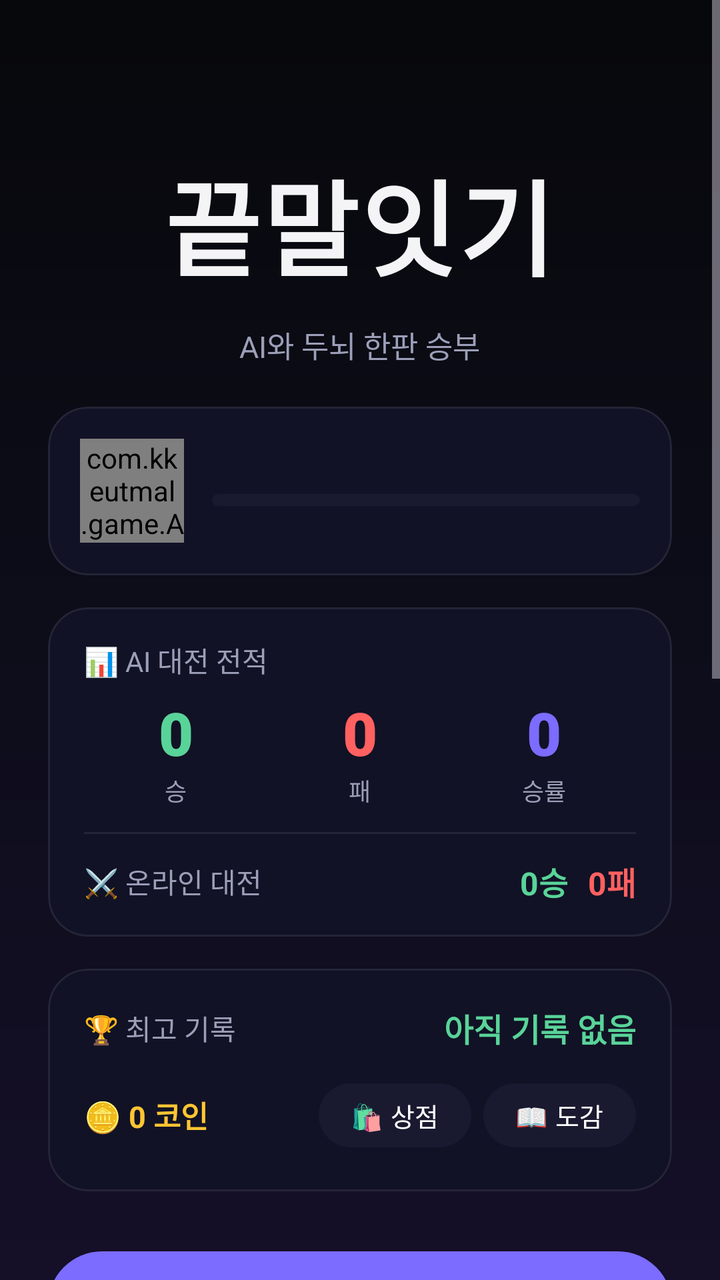
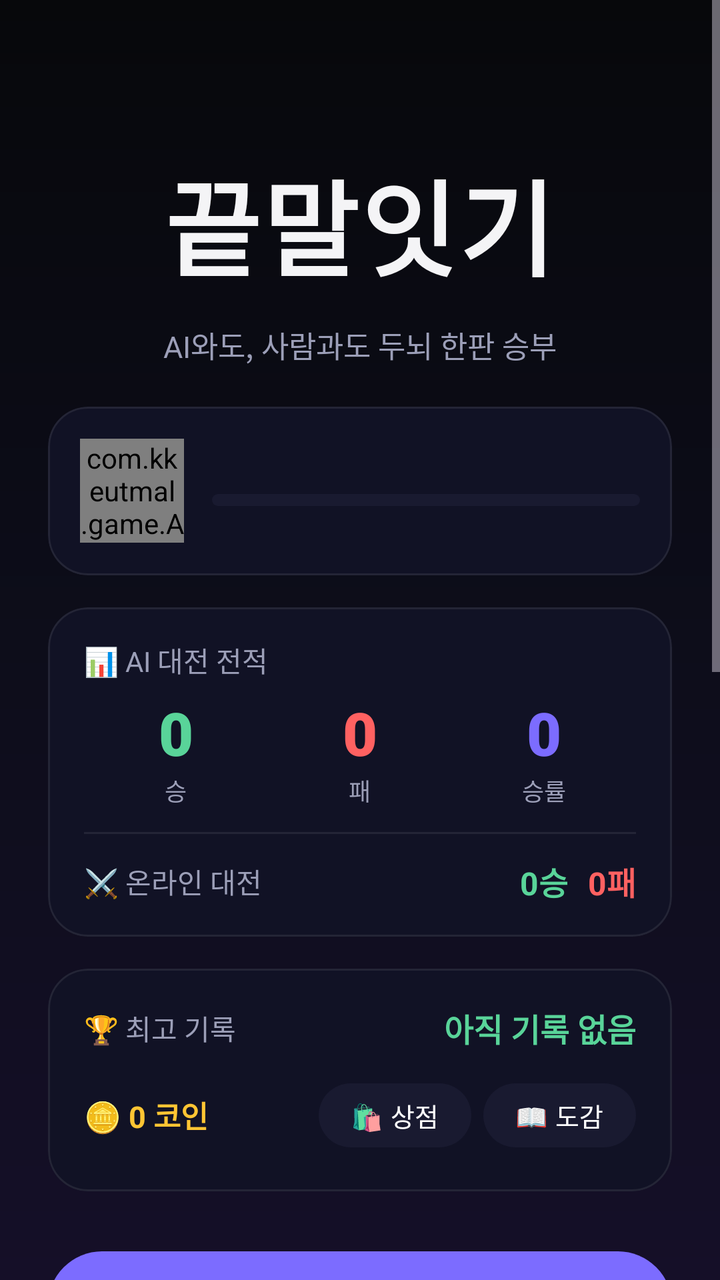

Two renders of the same Android screen: before a commit and after it. Below are the layout's source before the change and the commit's diff.
<!-- AndroidManifest.xml: application theme Theme.KKeutmal -->
<!-- res/layout/activity_main.xml -->
<?xml version="1.0" encoding="utf-8"?>
<LinearLayout xmlns:android="http://schemas.android.com/apk/res/android"
    xmlns:app="http://schemas.android.com/apk/res-auto"
    android:layout_width="match_parent"
    android:layout_height="match_parent"
    android:orientation="vertical">

<ScrollView
        android:layout_width="match_parent"
        android:layout_height="0dp"
        android:layout_weight="1"
    android:fillViewport="true"
    android:overScrollMode="never">

    <LinearLayout
        android:layout_width="match_parent"
        android:layout_height="wrap_content"
        android:orientation="vertical"
        android:gravity="center_horizontal"
        android:padding="24dp">

        <TextView
            android:id="@+id/tvTitle"
            android:layout_width="wrap_content"
            android:layout_height="wrap_content"
            android:layout_marginTop="44dp"
            android:paddingHorizontal="4dp"
            android:paddingVertical="6dp"
            android:text="@string/app_name"
            android:textColor="@color/text_primary"
            android:textSize="52sp"
            android:letterSpacing="0.02"
            android:fontFamily="sans-serif-black" />

        <TextView
            android:layout_width="wrap_content"
            android:layout_height="wrap_content"
            android:layout_marginTop="6dp"
            android:text="@string/subtitle"
            android:textColor="@color/text_dim"
            android:textSize="15sp" />

        <com.google.android.material.card.MaterialCardView
            android:layout_width="match_parent"
            android:layout_height="wrap_content"
            android:layout_marginTop="20dp"
            app:cardBackgroundColor="@color/surface"
            app:cardCornerRadius="20dp"
            app:strokeColor="@color/surface_stroke"
            app:strokeWidth="1dp"
            app:cardElevation="0dp">

            <LinearLayout
                android:layout_width="match_parent"
                android:layout_height="wrap_content"
                android:orientation="horizontal"
                android:gravity="center_vertical"
                android:padding="16dp">

                <com.kkeutmal.game.AvatarView
                    android:id="@+id/avatarMe"
                    android:layout_width="52dp"
                    android:layout_height="52dp" />

                <LinearLayout
                    android:layout_width="0dp"
                    android:layout_weight="1"
                    android:layout_height="wrap_content"
                    android:layout_marginStart="14dp"
                    android:orientation="vertical">

                    <TextView
                        android:id="@+id/tvLevelRank"
                        android:layout_width="wrap_content"
                        android:layout_height="wrap_content"
                        android:textColor="@color/text_primary"
                        android:textSize="16sp"
                        android:textStyle="bold" />

                    <com.google.android.material.progressindicator.LinearProgressIndicator
                        android:id="@+id/xpBar"
                        android:layout_width="match_parent"
                        android:layout_height="wrap_content"
                        android:layout_marginTop="6dp"
                        android:max="1000"
                        app:trackThickness="6dp"
                        app:trackCornerRadius="3dp"
                        app:trackColor="@color/chip_bg"
                        app:indicatorColor="@color/accent"
                        app:trackStopIndicatorSize="0dp" />

                    <TextView
                        android:id="@+id/tvXp"
                        android:layout_width="wrap_content"
                        android:layout_height="wrap_content"
                        android:layout_marginTop="4dp"
                        android:textColor="@color/text_dim"
                        android:textSize="11sp" />
                </LinearLayout>
            </LinearLayout>
        </com.google.android.material.card.MaterialCardView>

        
        <com.google.android.material.card.MaterialCardView
            android:layout_width="match_parent"
            android:layout_height="wrap_content"
            android:layout_marginTop="16dp"
            app:cardBackgroundColor="@color/surface"
            app:cardCornerRadius="20dp"
            app:strokeColor="@color/surface_stroke"
            app:strokeWidth="1dp"
            app:cardElevation="0dp">

            <LinearLayout
                android:layout_width="match_parent"
                android:layout_height="wrap_content"
                android:orientation="vertical"
                android:paddingHorizontal="18dp"
                android:paddingVertical="16dp">

                <LinearLayout
                    android:layout_width="match_parent"
                    android:layout_height="wrap_content"
                    android:gravity="center_vertical"
                    android:orientation="horizontal">

                    <TextView
                        android:layout_width="0dp"
                        android:layout_height="wrap_content"
                        android:layout_weight="1"
                        android:text="📊 AI 대전 전적"
                        android:textColor="@color/text_dim"
                        android:textSize="14sp" />

                    <TextView
                        android:id="@+id/tvStreak"
                        android:layout_width="wrap_content"
                        android:layout_height="wrap_content"
                        android:background="@drawable/bubble_sys"
                        android:paddingHorizontal="10dp"
                        android:paddingVertical="4dp"
                        android:textColor="@color/warn"
                        android:textSize="13sp"
                        android:textStyle="bold"
                        android:visibility="gone" />
                </LinearLayout>

                <LinearLayout
                    android:id="@+id/rowRecord"
                    android:layout_width="match_parent"
                    android:layout_height="wrap_content"
                    android:layout_marginTop="6dp"
                    android:baselineAligned="false"
                    android:orientation="horizontal">

                    <LinearLayout
                        android:layout_width="0dp"
                        android:layout_weight="1"
                        android:layout_height="wrap_content"
                        android:orientation="vertical"
                        android:gravity="center_horizontal">

                        <TextView
                            android:id="@+id/tvWins"
                            android:layout_width="wrap_content"
                            android:layout_height="wrap_content"
                            android:fontFamily="sans-serif-black"
                            android:text="0"
                            android:textColor="@color/accent2"
                            android:textSize="30sp" />

                        <TextView
                            android:layout_width="wrap_content"
                            android:layout_height="wrap_content"
                            android:text="승"
                            android:textColor="@color/text_dim"
                            android:textSize="12sp" />
                    </LinearLayout>

                    <LinearLayout
                        android:layout_width="0dp"
                        android:layout_weight="1"
                        android:layout_height="wrap_content"
                        android:orientation="vertical"
                        android:gravity="center_horizontal">

                        <TextView
                            android:id="@+id/tvLosses"
                            android:layout_width="wrap_content"
                            android:layout_height="wrap_content"
                            android:fontFamily="sans-serif-black"
                            android:text="0"
                            android:textColor="@color/error"
                            android:textSize="30sp" />

                        <TextView
                            android:layout_width="wrap_content"
                            android:layout_height="wrap_content"
                            android:text="패"
                            android:textColor="@color/text_dim"
                            android:textSize="12sp" />
                    </LinearLayout>

                    <LinearLayout
                        android:layout_width="0dp"
                        android:layout_weight="1"
                        android:layout_height="wrap_content"
                        android:orientation="vertical"
                        android:gravity="center_horizontal">

                        <TextView
                            android:id="@+id/tvWinRate"
                            android:layout_width="wrap_content"
                            android:layout_height="wrap_content"
                            android:fontFamily="sans-serif-black"
                            android:text="0"
                            android:textColor="@color/accent"
                            android:textSize="30sp" />

                        <TextView
                            android:id="@+id/tvWinRateLabel"
                            android:layout_width="wrap_content"
                            android:layout_height="wrap_content"
                            android:text="승률"
                            android:textColor="@color/text_dim"
                            android:textSize="12sp" />
                    </LinearLayout>
                </LinearLayout>

                <View
                    android:layout_width="match_parent"
                    android:layout_height="1dp"
                    android:layout_marginTop="12dp"
                    android:background="@color/surface_stroke" />

                <LinearLayout
                    android:layout_width="match_parent"
                    android:layout_height="wrap_content"
                    android:layout_marginTop="12dp"
                    android:gravity="center_vertical"
                    android:orientation="horizontal">

                    <TextView
                        android:layout_width="0dp"
                        android:layout_height="wrap_content"
                        android:layout_weight="1"
                        android:text="⚔️ 온라인 대전"
                        android:textColor="@color/text_dim"
                        android:textSize="14sp" />

                    <TextView
                        android:id="@+id/tvOnlineWins"
                        android:layout_width="wrap_content"
                        android:layout_height="wrap_content"
                        android:text="0승"
                        android:textColor="@color/accent2"
                        android:textSize="16sp"
                        android:textStyle="bold" />

                    <TextView
                        android:id="@+id/tvOnlineLosses"
                        android:layout_width="wrap_content"
                        android:layout_height="wrap_content"
                        android:layout_marginStart="10dp"
                        android:text="0패"
                        android:textColor="@color/error"
                        android:textSize="16sp"
                        android:textStyle="bold" />
                </LinearLayout>
            </LinearLayout>
        </com.google.android.material.card.MaterialCardView>

        <com.google.android.material.card.MaterialCardView
            android:layout_width="match_parent"
            android:layout_height="wrap_content"
            android:layout_marginTop="16dp"
            app:cardBackgroundColor="@color/surface"
            app:cardCornerRadius="20dp"
            app:strokeColor="@color/surface_stroke"
            app:strokeWidth="1dp"
            app:cardElevation="0dp">

            <LinearLayout
                android:layout_width="match_parent"
                android:layout_height="wrap_content"
                android:orientation="vertical"
                android:padding="18dp">

                <LinearLayout
                    android:layout_width="match_parent"
                    android:layout_height="wrap_content"
                    android:orientation="horizontal"
                    android:gravity="center_vertical">

                    <TextView
                        android:layout_width="0dp"
                        android:layout_weight="1"
                        android:layout_height="wrap_content"
                        android:text="@string/best_label"
                        android:textColor="@color/text_dim"
                        android:textSize="14sp" />

                    <TextView
                        android:id="@+id/tvBest"
                        android:layout_width="wrap_content"
                        android:layout_height="wrap_content"
                        android:text="아직 기록 없음"
                        android:textColor="@color/accent2"
                        android:textSize="16sp"
                        android:textStyle="bold" />
                </LinearLayout>

                <LinearLayout
                    android:layout_width="match_parent"
                    android:layout_height="wrap_content"
                    android:layout_marginTop="12dp"
                    android:orientation="horizontal"
                    android:gravity="center_vertical">

                    <TextView
                        android:id="@+id/tvCoins"
                        android:layout_width="0dp"
                        android:layout_weight="1"
                        android:layout_height="wrap_content"
                        android:text="🪙 0 코인"
                        android:textColor="@color/warn"
                        android:textSize="15sp"
                        android:textStyle="bold" />

                    <com.google.android.material.button.MaterialButton
                        android:id="@+id/btnShop"
                        android:layout_width="wrap_content"
                        android:layout_height="40dp"
                        android:minWidth="0dp"
                        android:paddingHorizontal="16dp"
                        android:text="🛍 상점"
                        android:textSize="13sp"
                        app:backgroundTint="@color/chip_bg"
                        app:cornerRadius="20dp" />

                    <com.google.android.material.button.MaterialButton
                        android:id="@+id/btnCollection"
                        android:layout_width="wrap_content"
                        android:layout_height="40dp"
                        android:layout_marginStart="6dp"
                        android:minWidth="0dp"
                        android:paddingHorizontal="16dp"
                        android:text="📖 도감"
                        android:textSize="13sp"
                        app:backgroundTint="@color/chip_bg"
                        app:cornerRadius="20dp" />
                </LinearLayout>
            </LinearLayout>
        </com.google.android.material.card.MaterialCardView>

        <com.google.android.material.button.MaterialButton
            android:id="@+id/btnAdventure"
            android:layout_width="match_parent"
            android:layout_height="62dp"
            android:layout_marginTop="26dp"
            android:text="🗺 스테이지 도전"
            android:textSize="18sp"
            android:textStyle="bold"
            app:backgroundTint="@color/accent"
            app:cornerRadius="31dp" />

        <LinearLayout
            android:layout_width="match_parent"
            android:layout_height="wrap_content"
            android:layout_marginTop="10dp"
            android:orientation="horizontal">

            <com.google.android.material.button.MaterialButton
                android:id="@+id/btnOnline"
                android:layout_width="0dp"
                android:layout_height="52dp"
                android:layout_marginEnd="5dp"
                android:layout_weight="1"
                android:text="⚔️ 온라인 대전"
                android:textSize="15sp"
                android:textStyle="bold"
                app:backgroundTint="@color/accent2_dark"
                app:cornerRadius="26dp" />

            <com.google.android.material.button.MaterialButton
                android:id="@+id/btnRanking"
                android:layout_width="0dp"
                android:layout_height="52dp"
                android:layout_marginStart="5dp"
                android:layout_weight="1"
                android:text="🏆 랭킹"
                android:textSize="15sp"
                android:textStyle="bold"
                app:backgroundTint="@color/chip_bg"
                app:cornerRadius="26dp" />
        </LinearLayout>

        <LinearLayout
            android:id="@+id/missionBox"
            android:layout_width="match_parent"
            android:layout_height="wrap_content"
            android:layout_marginTop="16dp"
            android:orientation="vertical"
            android:background="@drawable/bg_input"
            android:padding="14dp" />

        <TextView
            android:layout_width="match_parent"
            android:layout_height="wrap_content"
            android:layout_marginTop="26dp"
            android:text="@string/difficulty_label"
            android:textColor="@color/text_dim"
            android:textSize="13sp" />

        <com.google.android.material.button.MaterialButtonToggleGroup
            android:id="@+id/toggleDifficulty"
            android:layout_width="match_parent"
            android:layout_height="wrap_content"
            android:layout_marginTop="10dp"
            app:singleSelection="true"
            app:selectionRequired="true">

            <com.google.android.material.button.MaterialButton
                android:id="@+id/btnVeryEasy"
                style="?attr/materialButtonOutlinedStyle"
                android:layout_width="0dp"
                android:layout_weight="1.2"
                android:layout_height="44dp"
                android:text="매우쉬움"
                android:textSize="12sp"
                android:insetLeft="0dp"
                android:insetRight="0dp"
                android:paddingHorizontal="2dp"
                app:strokeColor="@color/surface_stroke" />

            <com.google.android.material.button.MaterialButton
                android:id="@+id/btnEasy"
                style="?attr/materialButtonOutlinedStyle"
                android:layout_width="0dp"
                android:layout_weight="1"
                android:layout_height="44dp"
                android:text="쉬움"
                android:textSize="12sp"
                android:insetLeft="0dp"
                android:insetRight="0dp"
                android:paddingHorizontal="2dp"
                app:strokeColor="@color/surface_stroke" />

            <com.google.android.material.button.MaterialButton
                android:id="@+id/btnNormal"
                style="?attr/materialButtonOutlinedStyle"
                android:layout_width="0dp"
                android:layout_weight="1"
                android:layout_height="44dp"
                android:text="보통"
                android:textSize="12sp"
                app:strokeColor="@color/surface_stroke" />

            <com.google.android.material.button.MaterialButton
                android:id="@+id/btnHard"
                style="?attr/materialButtonOutlinedStyle"
                android:layout_width="0dp"
                android:layout_weight="1"
                android:layout_height="44dp"
                android:text="어려움"
                android:textSize="12sp"
                android:insetLeft="0dp"
                android:insetRight="0dp"
                android:paddingHorizontal="2dp"
                app:strokeColor="@color/surface_stroke" />
        </com.google.android.material.button.MaterialButtonToggleGroup>

        <TextView
            android:id="@+id/tvDifficultyDesc"
            android:layout_width="match_parent"
            android:layout_height="wrap_content"
            android:layout_marginTop="10dp"
            android:gravity="center"
            android:textColor="@color/text_dim"
            android:textSize="13sp"
            android:text="제한시간 20초" />

        
        <com.google.android.material.materialswitch.MaterialSwitch
            android:id="@+id/swNoTimer"
            android:layout_width="wrap_content"
            android:layout_height="wrap_content"
            android:layout_marginTop="8dp"
            android:text="  ⏱ 제한시간 없이 느긋하게  "
            android:textColor="@color/text_primary"
            android:textSize="14sp"
            android:visibility="gone" />

        <com.google.android.material.button.MaterialButton
            android:id="@+id/btnStart"
            android:layout_width="match_parent"
            android:layout_height="62dp"
            android:layout_marginTop="24dp"
            android:text="⚔ 자유 대전"
            android:textSize="18sp"
            android:textStyle="bold"
            android:textColor="@color/cta_text"
            app:backgroundTint="@color/cta_bg"
            app:cornerRadius="31dp" />

        <com.google.android.material.card.MaterialCardView
            android:layout_width="match_parent"
            android:layout_height="wrap_content"
            android:layout_marginTop="26dp"
            android:layout_marginBottom="24dp"
            app:cardBackgroundColor="#10FFFFFF"
            app:cardCornerRadius="20dp"
            app:cardElevation="0dp">

            <LinearLayout
                android:layout_width="match_parent"
                android:layout_height="wrap_content"
                android:orientation="vertical"
                android:padding="18dp">

                
                <TextView
                    android:id="@+id/tvRulesTitle"
                    android:layout_width="match_parent"
                    android:layout_height="wrap_content"
                    android:paddingTop="2dp"
                    android:paddingBottom="2dp"
                    android:text="@string/rules_title"
                    android:textColor="@color/text_primary"
                    android:textSize="14sp"
                    android:textStyle="bold" />

                <TextView
                    android:id="@+id/tvRulesBody"
                    android:layout_width="match_parent"
                    android:layout_height="wrap_content"
                    android:layout_marginTop="10dp"
                    android:lineSpacingExtra="5dp"
                    android:text="@string/rules_body"
                    android:textColor="@color/text_dim"
                    android:textSize="13sp"
                    android:visibility="gone" />
            </LinearLayout>
        </com.google.android.material.card.MaterialCardView>

        <com.google.android.material.button.MaterialButton
            android:id="@+id/btnAbout"
            style="?attr/borderlessButtonStyle"
            android:layout_width="wrap_content"
            android:layout_height="wrap_content"
            android:layout_marginTop="12dp"
            android:layout_marginBottom="8dp"
            android:text="ⓘ 만든이 · 버전 · 자료 출처"
            android:textColor="@color/text_dim"
            android:textSize="13sp" />
    </LinearLayout>
</ScrollView>

    
    <FrameLayout
        android:id="@+id/adContainer"
        android:layout_width="match_parent"
        android:layout_height="wrap_content"
        android:layout_gravity="center_horizontal" />

</LinearLayout>
<!-- resources referenced by this layout -->
<resources>
  <color name="accent">#7C6CFF</color>
  <color name="accent2">#59D499</color>
  <color name="accent2_dark">#1F8F6A</color>
  <color name="chip_bg">#191A30</color>
  <color name="cta_bg">#FFFFFF</color>
  <color name="cta_text">#0B0B10</color>
  <color name="error">#FF6161</color>
  <color name="surface">#111225</color>
  <color name="surface_stroke">#14FFFFFF</color>
  <color name="text_dim">#9C9FB8</color>
  <color name="text_primary">#F4F4F6</color>
  <color name="warn">#FFC533</color>
  <!-- drawable bg_input (drawable) -->
  <?xml version="1.0" encoding="utf-8"?>
  <shape xmlns:android="http://schemas.android.com/apk/res/android" android:shape="rectangle">
      <solid android:color="@color/input_bg" />
      <stroke android:width="1dp" android:color="@color/surface_stroke" />
      <corners android:radius="26dp" />
  </shape>
  <!-- drawable bubble_sys (drawable) -->
  <?xml version="1.0" encoding="utf-8"?>
  <shape xmlns:android="http://schemas.android.com/apk/res/android" android:shape="rectangle">
      <solid android:color="#14FFFFFF" />
      <corners android:radius="14dp" />
  </shape>
  <string name="app_name">끝말잇기</string>
  <string name="best_label">🏆 최고 기록</string>
  <string name="difficulty_label">난이도</string>
  <string name="rules_body">· 사전(표준국어대사전+끄투 DB, 43만 단어)에 있는 두 글자 이상 단어만 인정\n· 앞 단어의 끝 글자로 시작 (두음법칙 인정: 력→역, 라→나)\n· 이미 나온 단어는 다시 쓸 수 없어요\n· 제한시간 안에 입력하지 못하면 패배! (무제한 모드는 시간 걱정 없음)\n· 마이크 버튼을 누르고 말해도 입력돼요</string>
  <string name="rules_title">게임 규칙</string>
  <string name="subtitle">AI와 두뇌 한판 승부</string>
  <style name="Theme.KKeutmal" parent="Theme.Material3.Dark.NoActionBar">
          <item name="colorPrimary">@color/accent</item>
          <item name="colorOnPrimary">@color/text_on_accent</item>
          <item name="colorSecondary">@color/accent2</item>
          <item name="colorSurface">@color/surface</item>
          <item name="colorOnSurface">@color/text_primary</item>
          <item name="android:colorBackground">@color/bg_top</item>
          <item name="android:windowBackground">@drawable/bg_gradient</item>
          <item name="android:statusBarColor">@color/bg_top</item>
          <item name="android:navigationBarColor">@color/bg_bottom</item>
          <item name="android:windowLightStatusBar">false</item>
          <item name="android:textColor">@color/text_primary</item>
      </style>
  <color name="input_bg">#0D0E1C</color>
  <color name="text_on_accent">#FFFFFF</color>
  <color name="bg_top">#07080B</color>
  <!-- drawable bg_gradient (drawable) -->
  <?xml version="1.0" encoding="utf-8"?>
  <shape xmlns:android="http://schemas.android.com/apk/res/android" android:shape="rectangle">
      <gradient
          android:angle="270"
          android:startColor="@color/bg_top"
          android:centerColor="#0D0D1A"
          android:endColor="@color/bg_bottom" />
  </shape>
  <color name="bg_bottom">#150F28</color>
</resources>

<!-- the commit's change to res/layout/activity_main.xml (unified diff, before → after) -->
@@ -394,15 +394,6 @@
                 app:backgroundTint="@color/chip_bg"
                 app:cornerRadius="26dp" />
         </LinearLayout>
-
-        <LinearLayout
-            android:id="@+id/missionBox"
-            android:layout_width="match_parent"
-            android:layout_height="wrap_content"
-            android:layout_marginTop="16dp"
-            android:orientation="vertical"
-            android:background="@drawable/bg_input"
-            android:padding="14dp" />
 
         <TextView
             android:layout_width="match_parent"
@@ -503,6 +494,18 @@
             app:backgroundTint="@color/cta_bg"
             app:cornerRadius="31dp" />
 
+        
+        <LinearLayout
+            android:id="@+id/missionBox"
+            android:layout_width="match_parent"
+            android:layout_height="wrap_content"
+            android:layout_marginTop="26dp"
+            android:orientation="vertical"
+            android:background="@drawable/bg_input"
+            android:paddingHorizontal="16dp"
+            android:paddingTop="14dp"
+            android:paddingBottom="16dp" />
+
         <com.google.android.material.card.MaterialCardView
             android:layout_width="match_parent"
             android:layout_height="wrap_content"
<!-- resource entries referenced after the edit -->
@@ -27,10 +27,10 @@
   </shape>
   <string name="app_name">끝말잇기</string>
   <string name="best_label">🏆 최고 기록</string>
-  <string name="difficulty_label">난이도</string>
+  <string name="difficulty_label">자유 대전 난이도</string>
   <string name="rules_body">· 사전(표준국어대사전+끄투 DB, 43만 단어)에 있는 두 글자 이상 단어만 인정\n· 앞 단어의 끝 글자로 시작 (두음법칙 인정: 력→역, 라→나)\n· 이미 나온 단어는 다시 쓸 수 없어요\n· 제한시간 안에 입력하지 못하면 패배! (무제한 모드는 시간 걱정 없음)\n· 마이크 버튼을 누르고 말해도 입력돼요</string>
   <string name="rules_title">게임 규칙</string>
-  <string name="subtitle">AI와 두뇌 한판 승부</string>
+  <string name="subtitle">AI와도, 사람과도 두뇌 한판 승부</string>
   <style name="Theme.KKeutmal" parent="Theme.Material3.Dark.NoActionBar">
           <item name="colorPrimary">@color/accent</item>
           <item name="colorOnPrimary">@color/text_on_accent</item>
